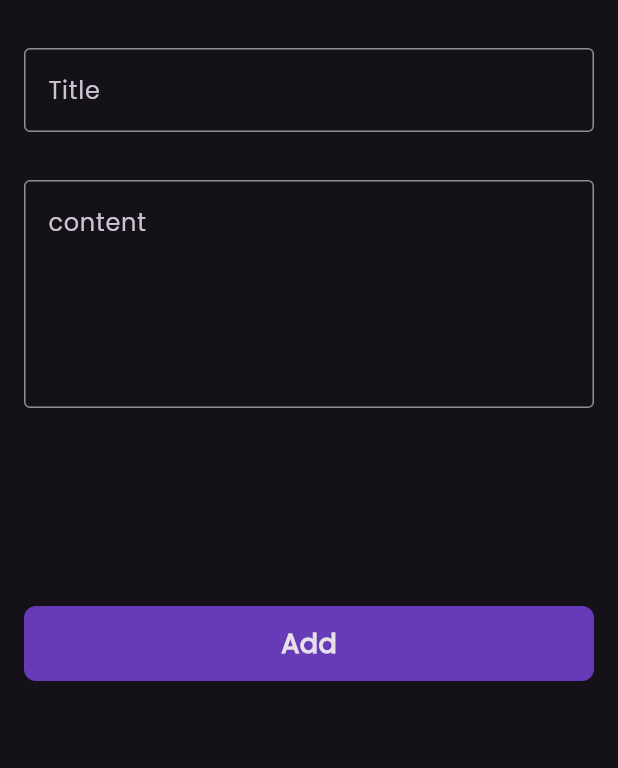
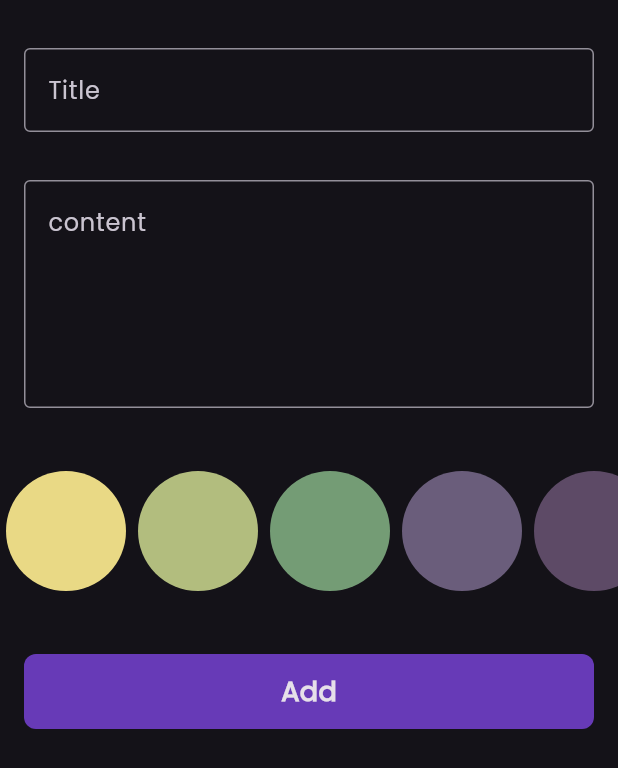
Before and after one commit to AhmeddElshiekh/notes_app, a Flutter app: the AddNoteForm widget shown alone on an empty page, opened directly, on a phone screen of 412 x 824 dp. Shown: the top 768 px of the screen. Run offline on Flutter 3.47's test engine with Material 2 defaults, Android fonts, the phone set to English and light mode, and no system bars; our stand-ins replace bloc, conditional_builder_null_safety, flutter_bloc, hive, hive_flutter; accounts and stored records are empty.

Commit message:
color_list_view done

```diff
--- a/lib/constant.dart
+++ b/lib/constant.dart
@@ -1 +1,11 @@
- const String kNoteBox = 'note_box';
+ import 'package:flutter/material.dart';
+
+const String kNoteBox = 'note_box';
+ const List<Color> kColors =[
+   Color(0xFFE9D985),
+   Color(0xFFB2BD7E),
+   Color(0xFF749C75),
+   Color(0xFF6A5D7B),
+   Color(0xFF5D4A66),
+
+ ];
--- a/lib/cubit/notes/notes_cubit.dart
+++ b/lib/cubit/notes/notes_cubit.dart
@@ -1,3 +1,4 @@
+import 'package:flutter/material.dart';
 import 'package:flutter_bloc/flutter_bloc.dart';
 import 'package:hive/hive.dart';
 import 'package:meta/meta.dart';
@@ -10,7 +11,10 @@ class NotesCubit extends Cubit<NoteStates> {
   NotesCubit() : super(AddNoteInitial());
   static NotesCubit get(context) => BlocProvider.of(context);
 
+  NoteModel? note;
+  Color? color ;
   addNote(NoteModel model)async{
+    model.color = color!.value;
     emit(AddNoteLoadingState());
    var notesBox= Hive.box<NoteModel>(kNoteBox);
    await notesBox.add(model).then((value) {
--- /dev/null
+++ b/lib/widgets/color_list_view.dart
@@ -0,0 +1,76 @@
+
+
+import 'package:flutter/material.dart';
+import 'package:flutter_bloc/flutter_bloc.dart';
+import 'package:note_app/constant.dart';
+import 'package:note_app/cubit/notes/notes_cubit.dart';
+
+class ColorListView extends StatefulWidget {
+  const ColorListView({super.key});
+
+  @override
+  State<ColorListView> createState() => _ColorListViewState();
+}
+
+class _ColorListViewState extends State<ColorListView> {
+
+
+  int? currentIndex ;
+
+  @override
+
+  Widget build(BuildContext context) {
+    return SizedBox(
+      height: 100,
+      child: ListView.builder(
+
+        scrollDirection: Axis.horizontal,
+        itemCount: kColors.length,
+        itemBuilder: (context, index) =>  GestureDetector(
+          onTap: (){
+              currentIndex = index;
+              BlocProvider.of<NotesCubit>(context).color = kColors[index];
+            setState(() {});
+          },
+          child: ColorItem(
+             color: kColors[index],
+            isActive: currentIndex == index,
+          ),
+        ),),
+    );
+  }
+}
+
+
+class ColorItem extends StatelessWidget {
+  const ColorItem({super.key, required this.color, required this.isActive});
+
+
+   final Color color ;
+
+   final bool isActive  ;
+
+  @override
+  Widget build(BuildContext context) {
+    return  Padding(
+      padding: const EdgeInsetsDirectional.symmetric(horizontal: 4),
+      child: isActive  ?  Stack(
+        alignment: Alignment.center,
+        children: [
+          CircleAvatar(
+            radius: 43,
+            backgroundColor: Colors.white,
+            child: CircleAvatar(
+              radius: 35,
+              backgroundColor: color,
+            ),
+          ),
+          const Icon(Icons.check,size: 35,),
+        ],
+      ) :  CircleAvatar(
+        radius: 40,
+        backgroundColor: color,
+      ),
+    );
+  }
+}
--- a/lib/widgets/note_item.dart
+++ b/lib/widgets/note_item.dart
@@ -18,7 +18,7 @@ class NoteItem extends StatelessWidget {
         child: Container(
           decoration: BoxDecoration(
             borderRadius: BorderRadiusDirectional.circular(10),
-            color: Colors.grey,
+            color: Color(note.color),
 
           ),
           child:  Column(
--- a/lib/widgets/show_model_bottom_sheet.dart
+++ b/lib/widgets/show_model_bottom_sheet.dart
@@ -3,6 +3,7 @@ import 'package:flutter/material.dart';
 import 'package:flutter_bloc/flutter_bloc.dart';
 import 'package:intl/intl.dart';
 import 'package:note_app/model/note_model.dart';
+import 'package:note_app/widgets/color_list_view.dart';
 import 'package:note_app/widgets/custom_button.dart';
 import 'package:note_app/widgets/custom_text_form_filed.dart';
 
@@ -85,9 +86,9 @@ class _AddNoteFormState extends State<AddNoteForm> {
                       return null;
                     }),
               ),
-              const SizedBox(
-                height: 100,
-              ),
+              const SizedBox(height: 32,),
+              const ColorListView(),
+
               Padding(
                   padding: const EdgeInsetsDirectional.only(
                       start: 16, end: 16, top: 32),
```
